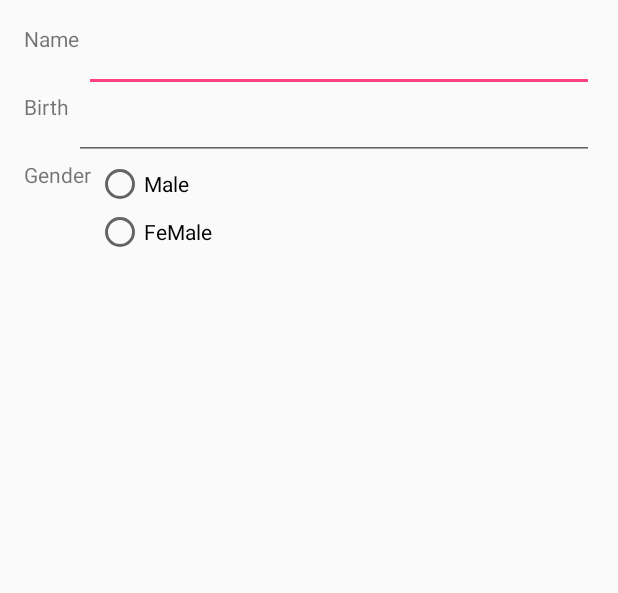
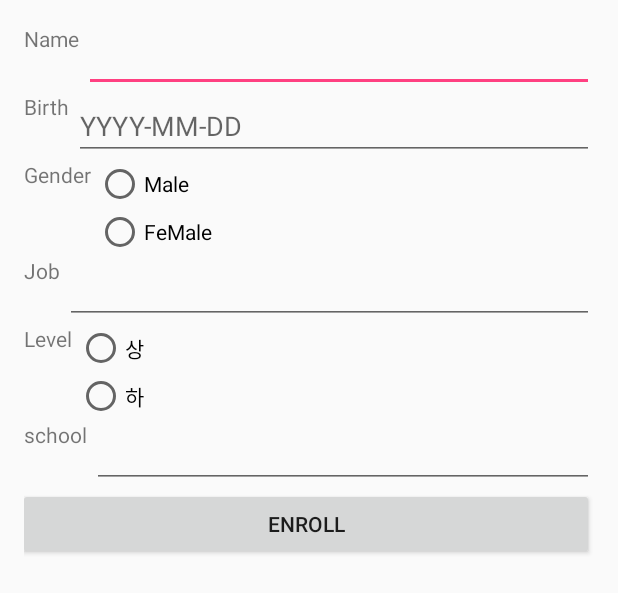
Before and after one commit to SongMiLee/GData, an Android app: the layout activity_enroll_data.xml on its own in the app's theme, with its tools: preview values and no code run, on a phone screen of 412 x 824 dp. Shown: the top 593 px of the screen. Run offline under Robolectric (Android 15) with nearby library versions, the phone set to English and light mode, and no system bars.

Commit message:
데이터 수집 서버 변경

```diff
--- a/gdatawatch/mobile/build.gradle
+++ b/gdatawatch/mobile/build.gradle
@@ -30,6 +30,9 @@ dependencies {
     compile 'com.android.support:appcompat-v7:23.1.1'
     compile 'com.google.android.gms:play-services:8.4.0'
 
+    compile 'com.squareup.retrofit:retrofit:1.9.0'
+    compile 'com.squareup.okhttp:okhttp:2.2.0'
+
     //card ui
     compile 'com.android.support:cardview-v7:21.0.+'
     compile 'com.android.support:recyclerview-v7:21.0.+'
--- a/gdatawatch/mobile/src/main/res/layout/activity_enroll_data.xml
+++ b/gdatawatch/mobile/src/main/res/layout/activity_enroll_data.xml
@@ -43,6 +43,7 @@
             android:layout_width="wrap_content"
             android:layout_height="wrap_content"
             android:inputType="date"
+            android:hint="YYYY-MM-DD"
             android:ems="10"
             android:id="@+id/birthText"
             android:layout_weight="1" />
@@ -80,4 +81,79 @@
 
     </LinearLayout>
 
+    <LinearLayout
+        android:layout_width="match_parent"
+        android:layout_height="wrap_content"
+        android:orientation="horizontal"
+        >
+        <TextView
+            android:layout_height="match_parent"
+            android:layout_width="wrap_content"
+            android:text="Job "
+            />
+
+        <EditText
+            android:layout_width="wrap_content"
+            android:layout_height="wrap_content"
+            android:id="@+id/jobText"
+            android:layout_weight="1" />
+
+    </LinearLayout>
+
+    <LinearLayout
+        android:layout_width="match_parent"
+        android:layout_height="wrap_content"
+        android:orientation="horizontal"
+        >
+        <TextView
+            android:layout_height="match_parent"
+            android:layout_width="wrap_content"
+            android:text="Level "
+            />
+
+        <RadioGroup
+            android:id="@+id/levelGroup"
+            android:layout_width="match_parent"
+            android:layout_height="wrap_content">
+            <RadioButton
+                android:layout_width="wrap_content"
+                android:layout_height="wrap_content"
+                android:text="상"
+                android:id="@+id/upper" />
+
+            <RadioButton
+                android:layout_width="wrap_content"
+                android:layout_height="wrap_content"
+                android:text="하"
+                android:id="@+id/lower" />
+        </RadioGroup>
+
+    </LinearLayout>
+
+    <LinearLayout
+        android:layout_width="match_parent"
+        android:layout_height="wrap_content"
+        android:orientation="horizontal"
+        >
+        <TextView
+            android:layout_height="match_parent"
+            android:layout_width="wrap_content"
+            android:text="school "
+            />
+
+        <EditText
+            android:layout_width="wrap_content"
+            android:layout_height="wrap_content"
+            android:id="@+id/schoolText"
+            android:layout_weight="1" />
+
+    </LinearLayout>
+
+    <Button
+        android:layout_width="384dp"
+        android:layout_height="wrap_content"
+        android:text="Enroll"
+        android:id="@+id/enrollBtn"
+        android:layout_gravity="right" />
+
 </LinearLayout>
--- a/gdatawatch/mobile/src/main/res/layout/activity_main.xml
+++ b/gdatawatch/mobile/src/main/res/layout/activity_main.xml
@@ -11,7 +11,7 @@
         android:layout_width="wrap_content"
         android:layout_height="wrap_content"
         android:text="사용자 정보 등록"
-        android:id="@+id/enrollBtn"
+        android:id="@+id/enrollUser"
         android:layout_alignParentBottom="true"
         android:layout_marginBottom="90dp"
         android:layout_alignParentEnd="true"
```
Also changed, not shown: gdatawatch/mobile/src/main/AndroidManifest.xml (+6 -7 lines), gdatawatch/mobile/src/main/java/data/hci/gdatawatch/Activity/EnrollDataActivity.java (+65 -2 lines), gdatawatch/mobile/src/main/java/data/hci/gdatawatch/Activity/MainActivity.java (deleted, +0 -25 lines), gdatawatch/mobile/src/main/java/data/hci/gdatawatch/Activity/MapActivity.java (+7 -1 lines), gdatawatch/mobile/src/main/java/data/hci/gdatawatch/Data/PersonalData.java (deleted, +0 -15 lines), gdatawatch/mobile/src/main/java/data/hci/gdatawatch/Data/PersonalPreference.java (added, +40 -0 lines), gdatawatch/mobile/src/main/java/data/hci/gdatawatch/Network/RestRequestHelper.java (added, +63 -0 lines), gdatawatch/mobile/src/main/java/data/hci/gdatawatch/Thread/SendEnviro.java (+22 -14 lines), gdatawatch/mobile/libs/okhttp-2.2.0.jar (deleted), gdatawatch/mobile/libs/retrofit-1.9.0.jar (deleted), 1 other file.
